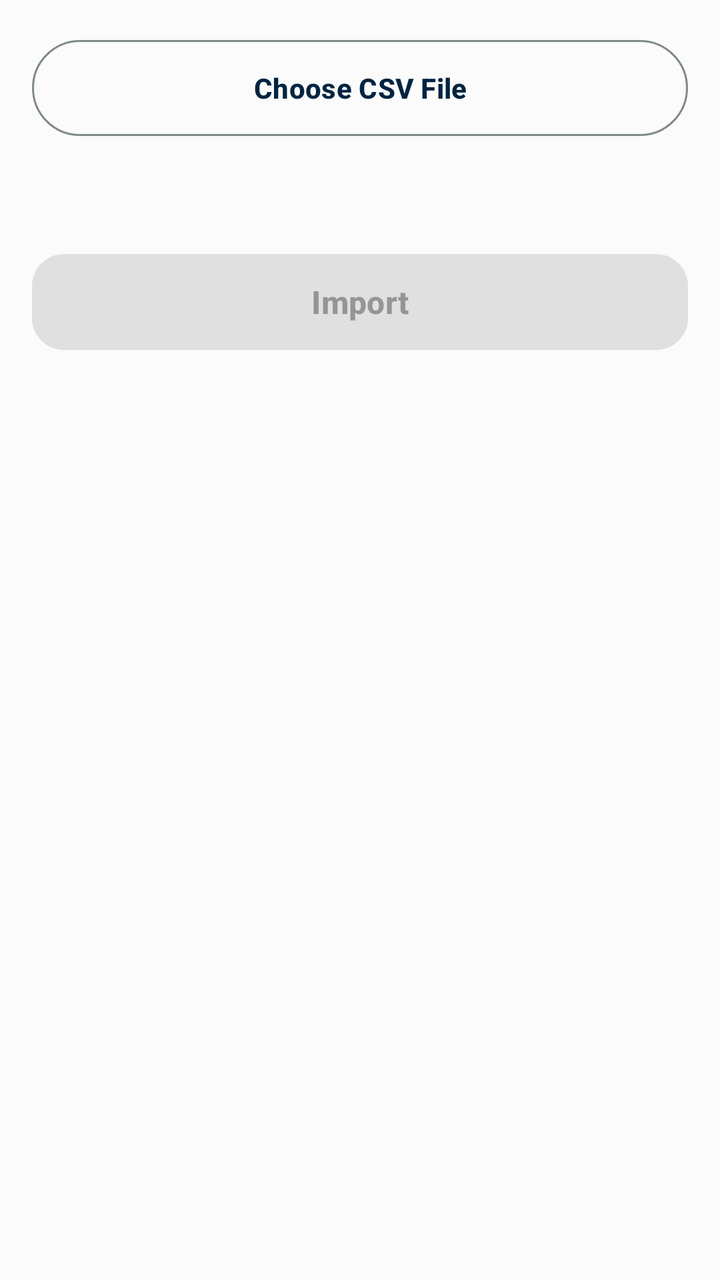
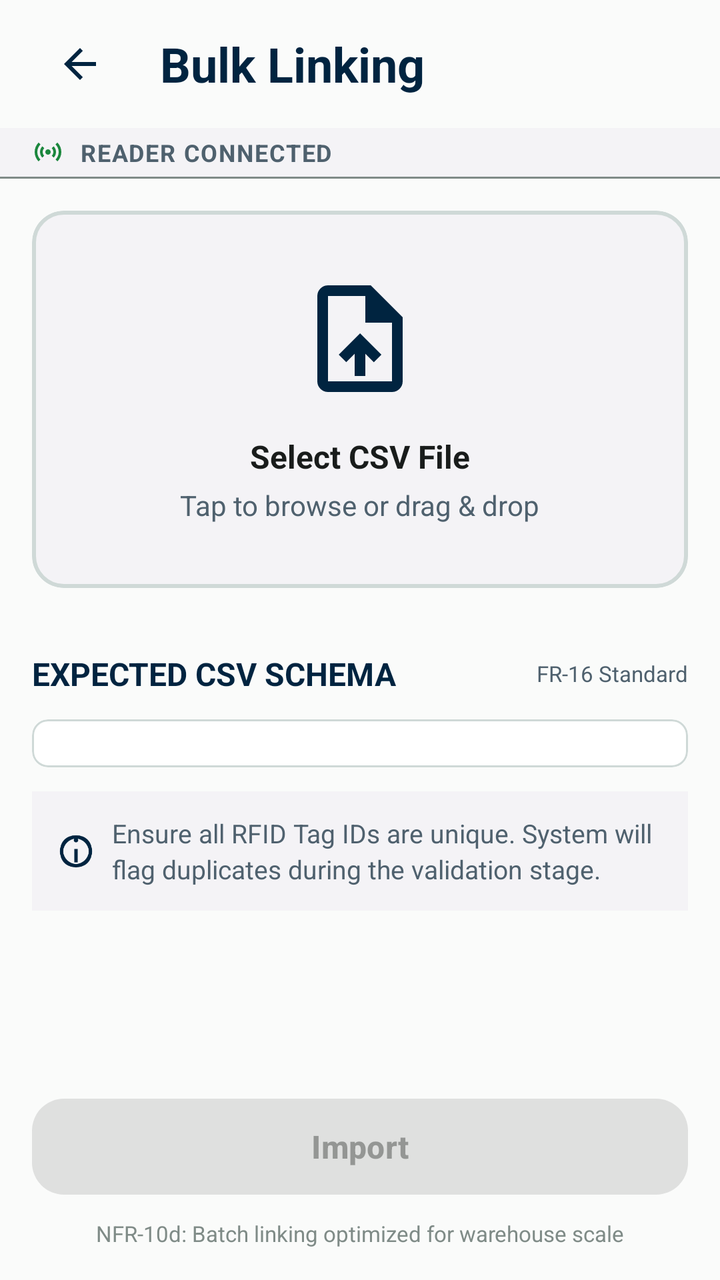

Compare the two renders of this Android layout. The source of the first and the diff that turns it into the second are given below.
<!-- AndroidManifest.xml: application theme Theme.StockBuddy -->
<!-- res/layout/fragment_bulk_linking.xml -->
<?xml version="1.0" encoding="utf-8"?>
<LinearLayout xmlns:android="http://schemas.android.com/apk/res/android"
    android:layout_width="match_parent"
    android:layout_height="match_parent"
    android:orientation="vertical"
    android:padding="16dp">

    <com.google.android.material.button.MaterialButton
        android:id="@+id/btnChooseFile"
        style="@style/Widget.Material3.Button.OutlinedButton"
        android:layout_width="match_parent"
        android:layout_height="56dp"
        android:textAllCaps="false"
        android:text="@string/action_choose_csv" />

    <TextView
        android:id="@+id/tvSelectedFile"
        android:layout_width="match_parent"
        android:layout_height="wrap_content"
        android:layout_marginTop="8dp"
        android:textSize="14sp" />

    <com.google.android.material.button.MaterialButton
        android:id="@+id/btnImport"
        style="@style/Widget.StockBuddy.PrimaryActionButton"
        android:layout_width="match_parent"
        android:layout_height="wrap_content"
        android:layout_marginTop="24dp"
        android:enabled="false"
        android:text="@string/action_import" />

    <TextView
        android:id="@+id/tvSummary"
        android:layout_width="match_parent"
        android:layout_height="wrap_content"
        android:layout_marginTop="24dp"
        android:visibility="gone"
        android:textSize="14sp" />

</LinearLayout>
<!-- resources referenced by this layout -->
<resources>
  <string name="action_choose_csv">Choose CSV File</string>
  <!-- unchanged entries left out for length: 46 -->
</resources>

<!-- the commit's change to res/layout/fragment_bulk_linking.xml (unified diff, before → after) -->
@@ -1,40 +1,302 @@
 <?xml version="1.0" encoding="utf-8"?>
 <LinearLayout xmlns:android="http://schemas.android.com/apk/res/android"
+    xmlns:app="http://schemas.android.com/apk/res-auto"
     android:layout_width="match_parent"
     android:layout_height="match_parent"
     android:orientation="vertical"
-    android:padding="16dp">
-
-    <com.google.android.material.button.MaterialButton
-        android:id="@+id/btnChooseFile"
-        style="@style/Widget.Material3.Button.OutlinedButton"
+    android:background="@color/md_theme_background">
+
+    
+    <LinearLayout
         android:layout_width="match_parent"
-        android:layout_height="56dp"
-        android:textAllCaps="false"
-        android:text="@string/action_choose_csv" />
-
-    <TextView
-        android:id="@+id/tvSelectedFile"
+        android:layout_height="64dp"
+        android:orientation="horizontal"
+        android:gravity="center_vertical"
+        android:paddingStart="16dp"
+        android:paddingEnd="16dp"
+        android:background="@android:color/transparent">
+
+        <ImageButton
+            android:id="@+id/btnBack"
+            android:layout_width="48dp"
+            android:layout_height="48dp"
+            android:src="@drawable/ic_arrow_back"
+            android:contentDescription="@string/action_back"
+            android:background="?attr/selectableItemBackgroundBorderless"
+            android:scaleType="centerInside"
+            android:tint="@color/md_theme_primary" />
+
+        <TextView
+            android:layout_width="0dp"
+            android:layout_height="wrap_content"
+            android:layout_weight="1"
+            android:layout_marginStart="16dp"
+            android:text="@string/bulk_linking_title"
+            android:textSize="24sp"
+            android:textStyle="bold"
+            android:textColor="@color/md_theme_primary"
+            android:lineHeight="32sp" />
+
+        <View
+            android:layout_width="48dp"
+            android:layout_height="48dp" />
+    </LinearLayout>
+
+    
+    <LinearLayout
         android:layout_width="match_parent"
         android:layout_height="wrap_content"
-        android:layout_marginTop="8dp"
-        android:textSize="14sp" />
-
-    <com.google.android.material.button.MaterialButton
-        android:id="@+id/btnImport"
-        style="@style/Widget.StockBuddy.PrimaryActionButton"
+        android:orientation="vertical"
+        android:background="@color/surface_container_low">
+
+        <LinearLayout
+            android:layout_width="match_parent"
+            android:layout_height="wrap_content"
+            android:orientation="horizontal"
+            android:gravity="center_vertical"
+            android:paddingStart="16dp"
+            android:paddingEnd="16dp"
+            android:paddingTop="4dp"
+            android:paddingBottom="4dp">
+
+            <ImageView
+                android:id="@+id/readerStatusIcon"
+                android:layout_width="16dp"
+                android:layout_height="16dp"
+                android:src="@drawable/sensors_24px"
+                android:tint="@color/status_available"
+                android:contentDescription="@null" />
+
+            <TextView
+                android:id="@+id/tvReaderStatus"
+                android:layout_width="0dp"
+                android:layout_height="wrap_content"
+                android:layout_weight="1"
+                android:layout_marginStart="8dp"
+                android:textSize="12sp"
+                android:textStyle="bold"
+                android:textAllCaps="true"
+                android:textColor="@color/md_theme_onSurfaceVariant"
+                android:letterSpacing="0.05"
+                android:lineHeight="16sp"
+                android:text="@string/reader_connected" />
+        </LinearLayout>
+
+        <View
+            android:layout_width="match_parent"
+            android:layout_height="1dp"
+            android:background="@color/md_theme_outline" />
+    </LinearLayout>
+
+    
+    <ScrollView
+        android:layout_width="match_parent"
+        android:layout_height="0dp"
+        android:layout_weight="1"
+        android:scrollbars="none">
+
+        <LinearLayout
+            android:layout_width="match_parent"
+            android:layout_height="wrap_content"
+            android:orientation="vertical"
+            android:paddingStart="16dp"
+            android:paddingEnd="16dp"
+            android:paddingTop="16dp"
+            android:paddingBottom="24dp">
+
+            
+            <com.google.android.material.card.MaterialCardView
+                android:layout_width="match_parent"
+                android:layout_height="wrap_content"
+                android:layout_marginBottom="24dp"
+                app:cardCornerRadius="16dp"
+                app:cardElevation="0dp"
+                app:cardBackgroundColor="@color/surface_container_low"
+                app:strokeWidth="2dp"
+                app:strokeColor="@color/md_theme_outlineVariant">
+
+                <LinearLayout
+                    android:id="@+id/uploadZone"
+                    android:layout_width="match_parent"
+                    android:layout_height="wrap_content"
+                    android:orientation="vertical"
+                    android:gravity="center"
+                    android:padding="32dp"
+                    android:background="?attr/selectableItemBackground">
+
+                    <ImageView
+                        android:layout_width="64dp"
+                        android:layout_height="64dp"
+                        android:layout_marginBottom="16dp"
+                        android:src="@drawable/upload_file_24px"
+                        android:tint="@color/md_theme_primary"
+                        android:contentDescription="@null" />
+
+                    <TextView
+                        android:id="@+id/tvUploadTitle"
+                        android:layout_width="wrap_content"
+                        android:layout_height="wrap_content"
+                        android:text="@string/bulk_linking_select_csv"
+                        android:textSize="16sp"
+                        android:textStyle="bold"
+                        android:textColor="@color/md_theme_onSurface"
+                        android:layout_marginBottom="4dp" />
+
+                    <TextView
+                        android:id="@+id/tvUploadSubtitle"
+                        android:layout_width="wrap_content"
+                        android:layout_height="wrap_content"
+                        android:text="@string/bulk_linking_select_csv_hint"
+                        android:textSize="14sp"
+                        android:textColor="@color/md_theme_onSurfaceVariant" />
+                </LinearLayout>
+            </com.google.android.material.card.MaterialCardView>
+
+            
+            <LinearLayout
+                android:layout_width="match_parent"
+                android:layout_height="wrap_content"
+                android:orientation="vertical"
+                android:layout_marginTop="8dp">
+
+                <LinearLayout
+                    android:layout_width="match_parent"
+                    android:layout_height="wrap_content"
+                    android:orientation="horizontal"
+                    android:gravity="center_vertical"
+                    android:layout_marginBottom="12dp">
+
+                    <TextView
+                        android:layout_width="0dp"
+                        android:layout_height="wrap_content"
+                        android:layout_weight="1"
+                        android:text="@string/bulk_linking_csv_schema"
+                        android:textSize="16sp"
+                        android:textStyle="bold"
+                        android:textAllCaps="true"
+                        android:textColor="@color/md_theme_primary" />
+
+                    <TextView
+                        android:layout_width="wrap_content"
+                        android:layout_height="wrap_content"
+                        android:text="@string/bulk_linking_fr16_standard"
+                        android:textSize="11sp"
+                        android:textColor="@color/md_theme_onSurfaceVariant" />
+                </LinearLayout>
+
+                
+                <com.google.android.material.card.MaterialCardView
+                    android:layout_width="match_parent"
+                    android:layout_height="wrap_content"
+                    app:cardCornerRadius="8dp"
+                    app:cardElevation="0dp"
+                    app:cardBackgroundColor="@android:color/white"
+                    app:strokeWidth="1dp"
+                    app:strokeColor="@color/md_theme_outlineVariant">
+
+                    <LinearLayout
+                        android:layout_width="match_parent"
+                        android:layout_height="wrap_content"
+                        android:orientation="vertical">
+
+                        
+                        <LinearLayout
+                            android:id="@+id/schemaHeaderRow"
+                            android:layout_width="match_parent"
+                            android:layout_height="wrap_content"
+                            android:orientation="horizontal"
+                            android:background="@color/md_theme_surfaceContainerLowest"
+                            android:paddingStart="12dp"
+                            android:paddingEnd="12dp"
+                            android:paddingTop="12dp"
+                            android:paddingBottom="12dp" />
+
+                        
+                        <LinearLayout
+                            android:id="@+id/schemaDataContainer"
+                            android:layout_width="match_parent"
+                            android:layout_height="wrap_content"
+                            android:orientation="vertical" />
+                    </LinearLayout>
+                </com.google.android.material.card.MaterialCardView>
+
+                
+                <LinearLayout
+                    android:layout_width="match_parent"
+                    android:layout_height="wrap_content"
+                    android:orientation="horizontal"
+                    android:gravity="center_vertical"
+                    android:background="@color/surface_container_low"
+                    android:padding="12dp"
+                    android:layout_marginTop="12dp"
+                    app:cornerRadius="8dp">
+
+                    <ImageView
+                        android:layout_width="20dp"
+                        android:layout_height="20dp"
+                        android:layout_marginEnd="8dp"
+                        android:src="@drawable/ic_info"
+                        android:tint="@color/md_theme_primary"
+                        android:contentDescription="@null" />
+
+                    <TextView
+                        android:layout_width="0dp"
+                        android:layout_height="wrap_content"
+                        android:layout_weight="1"
+                        android:text="@string/bulk_linking_duplicate_rfid_warning"
+                        android:textSize="13sp"
+                        android:textColor="@color/md_theme_onSurfaceVariant"
+                        android:lineHeight="18sp" />
+                </LinearLayout>
+            </LinearLayout>
+
+            
+            <com.google.android.material.card.MaterialCardView
+                android:id="@+id/summaryCard"
+                android:layout_width="match_parent"
+                android:layout_height="wrap_content"
+                android:visibility="gone"
+                app:cardCornerRadius="8dp"
+                app:cardElevation="2dp"
+                app:cardBackgroundColor="@android:color/white">
+
+                <TextView
+                    android:id="@+id/tvSummary"
+                    android:layout_width="match_parent"
+                    android:layout_height="wrap_content"
+                    android:padding="16dp"
+                    android:textSize="14sp"
+                    android:textColor="@color/md_theme_onSurface" />
+            </com.google.android.material.card.MaterialCardView>
+        </LinearLayout>
+    </ScrollView>
+
+    
+    <LinearLayout
         android:layout_width="match_parent"
         android:layout_height="wrap_content"
-        android:layout_marginTop="24dp"
-        android:enabled="false"
-        android:text="@string/action_import" />
-
-    <TextView
-        android:id="@+id/tvSummary"
-        android:layout_width="match_parent"
-        android:layout_height="wrap_content"
-        android:layout_marginTop="24dp"
-        android:visibility="gone"
-        android:textSize="14sp" />
+        android:orientation="vertical"
+        android:paddingStart="16dp"
+        android:paddingEnd="16dp"
+        android:paddingTop="16dp"
+        android:paddingBottom="16dp">
+
+        <com.google.android.material.button.MaterialButton
+            android:id="@+id/btnImport"
+            style="@style/Widget.StockBuddy.PrimaryActionButton"
+            android:layout_width="match_parent"
+            android:layout_height="56dp"
+            android:enabled="false"
+            android:text="@string/action_import" />
+
+        <TextView
+            android:layout_width="match_parent"
+            android:layout_height="wrap_content"
+            android:text="@string/bulk_linking_nfr10d"
+            android:textSize="11sp"
+            android:textColor="@color/md_theme_outline"
+            android:gravity="center"
+            android:layout_marginTop="8dp" />
+    </LinearLayout>
 
 </LinearLayout>
<!-- resource entries referenced after the edit -->
@@ -1,6 +1,61 @@
 <!-- resources referenced by this layout -->
 <resources>
-  <string name="action_choose_csv">Choose CSV File</string>
+  <color name="md_theme_surfaceContainerLowest">#FFFFFF</color>
+  <color name="status_available">#1B873D</color>
+  <color name="surface_container_low">#f4f3f6</color>
+  <!-- drawable ic_arrow_back (drawable) -->
+  <?xml version="1.0" encoding="utf-8"?>
+  <vector xmlns:android="http://schemas.android.com/apk/res/android"
+      android:width="24dp"
+      android:height="24dp"
+      android:viewportWidth="24"
+      android:viewportHeight="24">
+      <path
+          android:fillColor="@android:color/white"
+          android:pathData="M20,11H7.83l5.59,-5.59L12,4l-8,8 8,8 1.41,-1.41L7.83,13H20v-2z" />
+  </vector>
+  <!-- drawable ic_info (drawable) -->
+  <vector xmlns:android="http://schemas.android.com/apk/res/android"
+      android:width="24dp"
+      android:height="24dp"
+      android:viewportWidth="960"
+      android:viewportHeight="960"
+      android:tint="?attr/colorControlNormal">
+    <path
+        android:fillColor="@android:color/white"
+        android:pathData="M440,760L520,760L520,440L440,440L440,760ZM480,280Q456,280 442,266Q428,252 428,228Q428,204 442,190Q456,176 480,176Q504,176 518,190Q532,204 532,228Q532,252 518,266Q504,280 480,280ZM480,880Q397,880 324,852Q251,824 201,774Q151,724 123,651Q95,578 95,495Q95,412 123,339Q151,266 201,216Q251,166 324,138Q397,110 480,110Q563,110 636,138Q709,166 759,216Q809,266 837,339Q865,412 865,495Q865,578 837,651Q809,724 759,774Q709,824 636,852Q563,880 480,880ZM480,800Q540,800 597.5,772.5Q655,745 694,706Q733,667 760.5,609.5Q788,552 788,495Q788,438 760.5,380.5Q733,323 694,284Q655,245 597.5,217.5Q540,190 480,190Q420,190 362.5,217.5Q305,245 266,284Q227,323 199.5,380.5Q172,438 172,495Q172,552 199.5,609.5Q227,667 266,706Q305,745 362.5,772.5Q420,800 480,800Z"/>
+  </vector>
+  <!-- drawable sensors_24px (drawable) -->
+  <vector xmlns:android="http://schemas.android.com/apk/res/android"
+      android:width="24dp"
+      android:height="24dp"
+      android:viewportWidth="960"
+      android:viewportHeight="960"
+      android:tint="?attr/colorControlNormal">
+    <path
+        android:fillColor="@android:color/white"
+        android:pathData="M197,763Q143,708 111.5,635.5Q80,563 80,480Q80,396 111.5,323.5Q143,251 197,197L254,254Q210,298 185,356Q160,414 160,480Q160,547 185,605Q210,663 254,706L197,763ZM310,650Q278,617 259,573.5Q240,530 240,480Q240,429 259,385.5Q278,342 310,310L367,367Q345,389 332.5,418Q320,447 320,480Q320,513 332.5,542Q345,571 367,593L310,650ZM423.5,536.5Q400,513 400,480Q400,447 423.5,423.5Q447,400 480,400Q513,400 536.5,423.5Q560,447 560,480Q560,513 536.5,536.5Q513,560 480,560Q447,560 423.5,536.5ZM650,650L593,593Q615,571 627.5,542Q640,513 640,480Q640,447 627.5,418Q615,389 593,367L650,310Q682,342 701,385.5Q720,429 720,480Q720,530 701,573.5Q682,617 650,650ZM763,763L706,706Q750,662 775,604Q800,546 800,480Q800,413 775,355Q750,297 706,254L763,197Q817,251 848.5,323.5Q880,396 880,480Q880,563 848.5,635.5Q817,708 763,763Z"/>
+  </vector>
+  <!-- drawable upload_file_24px (drawable) -->
+  <vector xmlns:android="http://schemas.android.com/apk/res/android"
+      android:width="24dp"
+      android:height="24dp"
+      android:viewportWidth="960"
+      android:viewportHeight="960"
+      android:tint="?attr/colorControlNormal">
+    <path
+        android:fillColor="@android:color/white"
+        android:pathData="M440,760L520,760L520,593L584,657L640,600L480,440L320,600L377,656L440,593L440,760ZM240,880Q207,880 183.5,856.5Q160,833 160,800L160,160Q160,127 183.5,103.5Q207,80 240,80L560,80L800,320L800,800Q800,833 776.5,856.5Q753,880 720,880L240,880ZM520,360L520,160L240,160Q240,160 240,160Q240,160 240,160L240,800Q240,800 240,800Q240,800 240,800L720,800Q720,800 720,800Q720,800 720,800L720,360L520,360ZM240,160L240,160L240,360L240,360L240,160L240,360L240,360L240,800Q240,800 240,800Q240,800 240,800L240,800Q240,800 240,800Q240,800 240,800L240,160Q240,160 240,160Q240,160 240,160Z"/>
+  </vector>
+  <string name="action_back">Back</string>
+  <string name="bulk_linking_csv_schema">Expected CSV Schema</string>
+  <string name="bulk_linking_duplicate_rfid_warning">Ensure all RFID Tag IDs are unique. System will flag duplicates during the validation stage.</string>
+  <string name="bulk_linking_fr16_standard">FR-16 Standard</string>
+  <string name="bulk_linking_nfr10d">NFR-10d: Batch linking optimized for warehouse scale</string>
+  <string name="bulk_linking_select_csv">Select CSV File</string>
+  <string name="bulk_linking_select_csv_hint">Tap to browse or drag &amp; drop</string>
+  <string name="bulk_linking_title">Bulk Linking</string>
+  <string name="reader_connected">Reader Connected</string>
   <!-- unchanged entries left out for length: 46 -->
 </resources>
 
